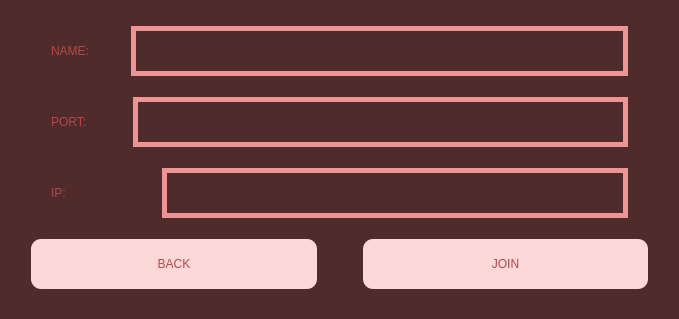
Above: MATFWars/join.ui from Divljo31/MATFWars before the change. Below: the same form after it.
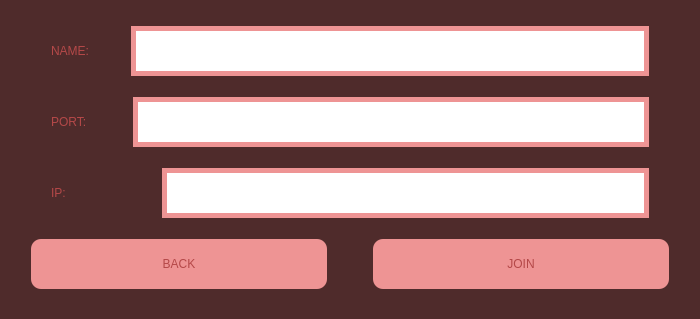
That is the form after the change. Icons and pictures are not drawn.

What changed in the file:
```diff
--- a/MATFWars/join.ui
+++ b/MATFWars/join.ui
@@ -6,15 +6,29 @@
    <rect>
     <x>0</x>
     <y>0</y>
-    <width>679</width>
+    <width>700</width>
     <height>319</height>
    </rect>
   </property>
+  <property name="minimumSize">
+   <size>
+    <width>700</width>
+    <height>300</height>
+   </size>
+  </property>
+  <property name="maximumSize">
+   <size>
+    <width>1000</width>
+    <height>500</height>
+   </size>
+  </property>
   <property name="windowTitle">
    <string>MATFWars</string>
   </property>
   <property name="styleSheet">
-   <string notr="true">background-color: rgb(79, 43, 43);</string>
+   <string notr="true">#Join{
+background-color: rgb(79, 43, 43);
+}</string>
   </property>
   <layout class="QVBoxLayout" name="verticalLayout">
    <item>
@@ -294,7 +308,7 @@
        <property name="styleSheet">
         <string notr="true">color:rgb(180, 72, 72);
 font: 600 25pt &quot;URW Bookman&quot;;
-background-color: rgb(253, 216, 216);
+background-color: rgb(238, 148, 148);
 border-radius:10px;</string>
        </property>
        <property name="text">
@@ -341,7 +355,7 @@
        <property name="styleSheet">
         <string notr="true">color:rgb(180, 72, 72);
 font: 600 25pt &quot;URW Bookman&quot;;
-background-color: rgb(253, 216, 216);
+background-color: rgb(238, 148, 148);
 border-radius:10px;</string>
        </property>
        <property name="text">
```
Left out of the diff: 5 changed lines with no effect on the pictures.
